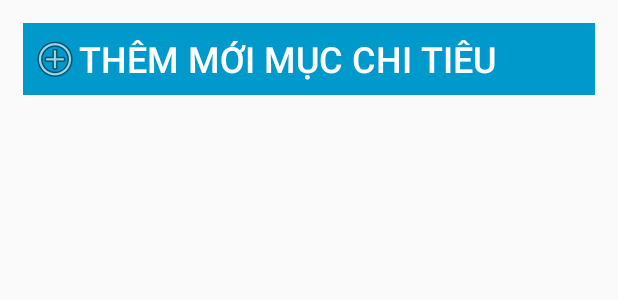
After one commit to minhluan2292/QuanLyChiTieu, an Android app: the layout fragment_skct_ngay.xml on its own in the app's theme, with its tools: preview values and no code run, on a phone screen of 412 x 824 dp. The commit adds this screen. Shown: the top 300 px of the screen. Run offline under Robolectric (Android 15) with nearby library versions, the phone set to English and light mode, and no system bars.

Commit message:
Add Sự kiện chi tiêu

```diff
--- /dev/null
+++ b/SourceCode/app/src/main/res/layout/fragment_skct_dukien.xml
@@ -0,0 +1,6 @@
+<?xml version="1.0" encoding="utf-8"?>
+<LinearLayout xmlns:android="http://schemas.android.com/apk/res/android"
+    android:orientation="vertical" android:layout_width="match_parent"
+    android:layout_height="match_parent">
+
+</LinearLayout>
--- /dev/null
+++ b/SourceCode/app/src/main/res/layout/fragment_skct_nam.xml
@@ -0,0 +1,6 @@
+<?xml version="1.0" encoding="utf-8"?>
+<LinearLayout xmlns:android="http://schemas.android.com/apk/res/android"
+    android:orientation="vertical" android:layout_width="match_parent"
+    android:layout_height="match_parent">
+
+</LinearLayout>
--- /dev/null
+++ b/SourceCode/app/src/main/res/layout/fragment_skct_ngay.xml
@@ -0,0 +1,86 @@
+<LinearLayout xmlns:android="http://schemas.android.com/apk/res/android"
+    xmlns:app="http://schemas.android.com/apk/res-auto"
+    xmlns:tools="http://schemas.android.com/tools"
+    android:layout_width="match_parent"
+    android:layout_height="match_parent"
+    tools:context="com.example.nhatlam.nhomnm_quanlychitieu.Fragments.Catagory.ChiTieuFragment"
+    android:id="@+id/txtaaaaaaa"
+    android:orientation="vertical">
+
+    <!-- TODO: Update blank fragment layout -->
+
+    <LinearLayout
+        android:orientation="vertical"
+        android:layout_width="match_parent"
+        android:layout_height="wrap_content"
+        android:layout_margin="15dp"
+        android:background="@android:color/transparent"
+        android:weightSum="1"
+        android:visibility="gone"
+        android:id="@+id/layoutAddChiTieu">
+
+        <EditText
+            android:layout_width="wrap_content"
+            android:inputType="textPersonName"
+            android:ems="10"
+            android:id="@+id/txtChitieuName"
+            android:hint="Tên chi tiêu"
+            android:background="@drawable/border_style_1"
+            android:layout_height="match_parent"
+            android:layout_weight="1"
+            android:paddingStart="10dp"
+            android:textSize="24sp" />
+
+        <Button
+            android:id="@+id/btnAddNewChiTieu"
+            android:background="@drawable/btn_add"
+            android:scaleType="fitStart"
+            android:layout_marginStart="10dp"
+            android:layout_height="50dp"
+            android:layout_width="50dp" />
+
+        <Button
+            android:id="@+id/btnCancelChiTieu"
+            android:layout_weight="1"
+            android:background="@drawable/ball_stop"
+            android:layout_width="45dp"
+            android:layout_height="45dp" />
+
+    </LinearLayout>
+
+    <LinearLayout
+        android:orientation="horizontal"
+        android:layout_width="match_parent"
+        android:layout_height="wrap_content"
+        android:layout_marginTop="15dp"
+        android:layout_marginStart="15dp"
+        android:layout_marginEnd="15dp"
+        android:id="@+id/layoutbtnAddChiTieu">
+
+        <Button
+            android:text="Thêm mới mục chi tiêu"
+            android:layout_width="match_parent"
+            android:layout_height="match_parent"
+            android:id="@+id/btnShowContainThemSuKien"
+            android:layout_weight="1"
+            android:drawableLeft="@android:drawable/ic_menu_add"
+            android:background="@android:color/holo_blue_dark"
+            android:textColor="#ffffff"
+            android:gravity="center_vertical"
+            android:paddingStart="5dp"
+            android:textSize="24sp" />
+    </LinearLayout>
+    <LinearLayout
+        android:orientation="vertical"
+        android:layout_width="match_parent"
+        android:layout_height="match_parent"
+        android:padding="15dp">
+
+        <android.support.v7.widget.RecyclerView
+            android:layout_width="match_parent"
+            android:layout_height="wrap_content"
+            android:id="@+id/lstSuKienChiTieu">
+
+        </android.support.v7.widget.RecyclerView>
+    </LinearLayout>
+</LinearLayout>
--- /dev/null
+++ b/SourceCode/app/src/main/res/layout/fragment_skct_thang.xml
@@ -0,0 +1,6 @@
+<?xml version="1.0" encoding="utf-8"?>
+<LinearLayout xmlns:android="http://schemas.android.com/apk/res/android"
+    android:orientation="vertical" android:layout_width="match_parent"
+    android:layout_height="match_parent">
+
+</LinearLayout>
--- a/SourceCode/app/src/main/res/menu/activity_main_drawer.xml
+++ b/SourceCode/app/src/main/res/menu/activity_main_drawer.xml
@@ -7,9 +7,9 @@
             android:icon="@drawable/ic_menu_camera"
             android:title="Quản lý danh mục" />
         <item
-            android:id="@+id/nav_gallery"
+            android:id="@+id/nav_SuKienChiTieu"
             android:icon="@drawable/ic_menu_gallery"
-            android:title="Gallery" />
+            android:title="Sự Kiện Chi Tiêu" />
         <item
             android:id="@+id/nav_slideshow"
             android:icon="@drawable/ic_menu_slideshow"
```
Also changed, not shown: SourceCode/app/src/main/java/com/example/nhatlam/nhomnm_quanlychitieu/AsyncTask/AddSuKienChiTieuTask.java (added, +8 -0 lines), SourceCode/app/src/main/java/com/example/nhatlam/nhomnm_quanlychitieu/Fragments/SuKienChiTieu/SKCTDuKienFragment.java (added, +8 -0 lines), SourceCode/app/src/main/java/com/example/nhatlam/nhomnm_quanlychitieu/Fragments/SuKienChiTieu/SKCTNamFragment.java (added, +8 -0 lines), SourceCode/app/src/main/java/com/example/nhatlam/nhomnm_quanlychitieu/Fragments/SuKienChiTieu/SKCTNgatFragment.java (added, +8 -0 lines), SourceCode/app/src/main/java/com/example/nhatlam/nhomnm_quanlychitieu/Fragments/SuKienChiTieu/SKCTThangFragment.java (added, +8 -0 lines), SourceCode/app/src/main/java/com/example/nhatlam/nhomnm_quanlychitieu/Fragments/SuKienChiTieu/SuKienChiTieuFragment.java (added, +51 -0 lines), SourceCode/app/src/main/java/com/example/nhatlam/nhomnm_quanlychitieu/Fragments/SuKienChiTieu/SuKienChiTieuProvider.java (added, +8 -0 lines), SourceCode/app/src/main/java/com/example/nhatlam/nhomnm_quanlychitieu/Fragments/SuKienChiTieu/SuKienChiTieuRecyclerAdapter.java (added, +8 -0 lines), SourceCode/app/src/main/res/layout/fragment_sukienchitieu.xml (added, +32 -0 lines).
